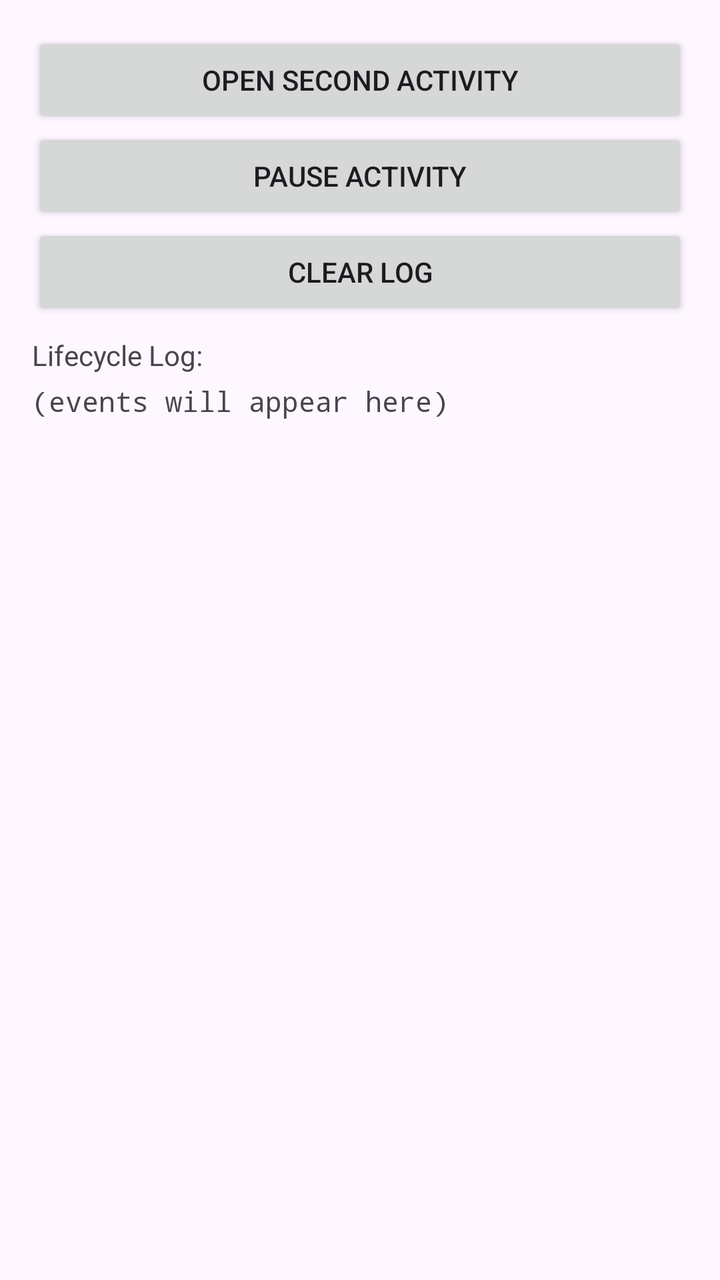
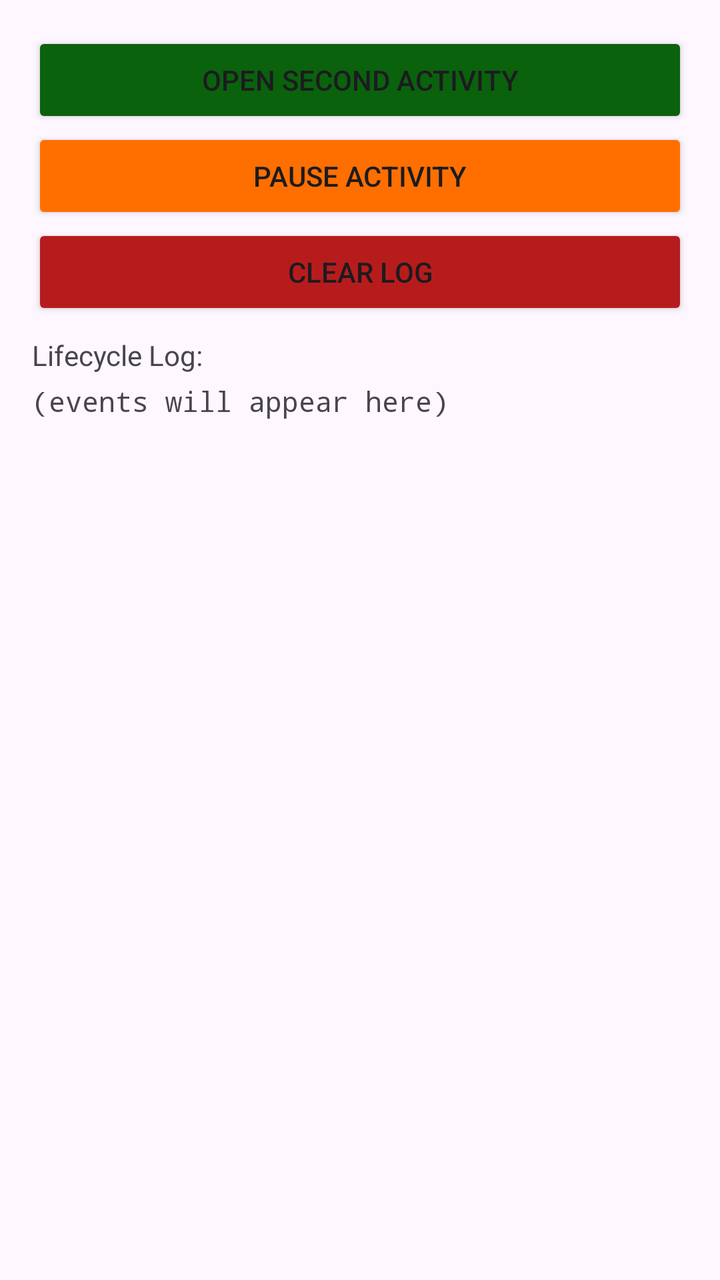

Before-and-after screenshots of an Android layout around one commit, followed by the original layout XML and the change that was made.
<!-- AndroidManifest.xml: application theme Theme.ActivityLifeCycle -->
<!-- res/layout/activity_main.xml -->
<?xml version="1.0" encoding="utf-8"?>
<LinearLayout xmlns:android="http://schemas.android.com/apk/res/android"
    android:layout_width="match_parent"
    android:layout_height="match_parent"
    android:orientation="vertical"
    android:padding="16dp">

    <Button
        android:id="@+id/btnOpenSecond"
        android:layout_width="match_parent"
        android:layout_height="wrap_content"
        android:text="@string/btn_open_second" />

    <Button
        android:id="@+id/btnFinish"
        android:layout_width="match_parent"
        android:layout_height="wrap_content"
        android:text="@string/btn_finish" />

    <Button
        android:id="@+id/btnClearLog"
        android:layout_width="match_parent"
        android:layout_height="wrap_content"
        android:text="@string/btn_clear_log" />

    <TextView
        android:layout_width="match_parent"
        android:layout_height="wrap_content"
        android:text="@string/label_lifecycle_log"
        android:paddingTop="8dp"
        android:paddingBottom="4dp" />

    <ScrollView
        android:id="@+id/scrollView"
        android:layout_width="match_parent"
        android:layout_height="0dp"
        android:layout_weight="1">

        <TextView
            android:id="@+id/tvLog"
            android:layout_width="match_parent"
            android:layout_height="wrap_content"
            android:fontFamily="monospace"
            android:text="@string/log_placeholder" />

    </ScrollView>

</LinearLayout>
<!-- resources referenced by this layout -->
<resources>
  <string name="btn_clear_log">Clear Log</string>
  <string name="btn_finish">Pause Activity</string>
  <string name="btn_open_second">Open Second Activity</string>
  <string name="label_lifecycle_log">Lifecycle Log:</string>
  <string name="log_placeholder">(events will appear here)\n</string>
  <style name="Theme.ActivityLifeCycle" parent="Base.Theme.ActivityLifeCycle" />
  <style name="Base.Theme.ActivityLifeCycle" parent="Theme.Material3.DayNight.NoActionBar">
  
      </style>
</resources>

<!-- the commit's change to res/layout/activity_main.xml (unified diff, before → after) -->
@@ -9,19 +9,22 @@
         android:id="@+id/btnOpenSecond"
         android:layout_width="match_parent"
         android:layout_height="wrap_content"
-        android:text="@string/btn_open_second" />
+        android:text="@string/btn_open_second"
+        android:backgroundTint="@color/btn_open_second" />
 
     <Button
         android:id="@+id/btnFinish"
         android:layout_width="match_parent"
         android:layout_height="wrap_content"
-        android:text="@string/btn_finish" />
+        android:text="@string/btn_finish"
+        android:backgroundTint="@color/btn_finish" />
 
     <Button
         android:id="@+id/btnClearLog"
         android:layout_width="match_parent"
         android:layout_height="wrap_content"
-        android:text="@string/btn_clear_log" />
+        android:text="@string/btn_clear_log"
+        android:backgroundTint="@color/btn_clear_log" />
 
     <TextView
         android:layout_width="match_parent"
<!-- resource entries referenced after the edit -->
@@ -1,5 +1,8 @@
 <!-- resources referenced by this layout -->
 <resources>
+  <color name="btn_clear_log">#FFB71C1C</color>
+  <color name="btn_finish">#FFFF6F00</color>
+  <color name="btn_open_second">#0A620D</color>
   <string name="btn_clear_log">Clear Log</string>
   <string name="btn_finish">Pause Activity</string>
   <string name="btn_open_second">Open Second Activity</string>
